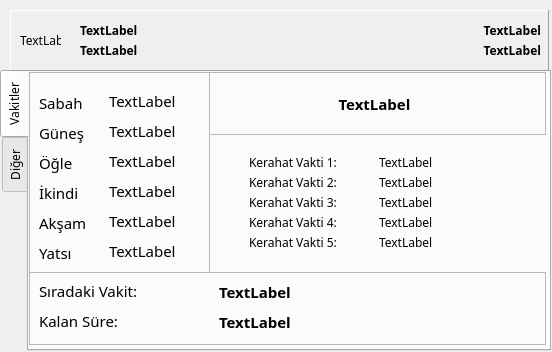
Old version of the form qtezanvakti.ui in the repository fbostanci/ezanvakti-qt-gui.
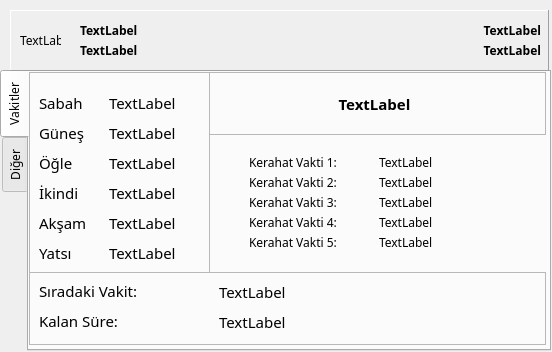
New version of the form.

Commit message: Gün doğumu kalan gösterimi

What changed in the file:
```diff
--- a/qtezanvakti.ui
+++ b/qtezanvakti.ui
@@ -178,7 +178,7 @@
          <x>80</x>
          <y>20</y>
          <width>81</width>
-         <height>18</height>
+         <height>21</height>
         </rect>
        </property>
        <property name="font">
@@ -197,7 +197,7 @@
          <x>80</x>
          <y>170</y>
          <width>81</width>
-         <height>18</height>
+         <height>21</height>
         </rect>
        </property>
        <property name="font">
@@ -216,7 +216,7 @@
          <x>80</x>
          <y>110</y>
          <width>81</width>
-         <height>18</height>
+         <height>21</height>
         </rect>
        </property>
        <property name="font">
@@ -235,7 +235,7 @@
          <x>80</x>
          <y>140</y>
          <width>81</width>
-         <height>18</height>
+         <height>21</height>
         </rect>
        </property>
        <property name="font">
@@ -254,7 +254,7 @@
          <x>80</x>
          <y>80</y>
          <width>81</width>
-         <height>18</height>
+         <height>21</height>
         </rect>
        </property>
        <property name="font">
@@ -273,7 +273,7 @@
          <x>80</x>
          <y>50</y>
          <width>81</width>
-         <height>18</height>
+         <height>21</height>
         </rect>
        </property>
        <property name="font">
@@ -340,7 +340,7 @@
         <x>220</x>
         <y>80</y>
         <width>121</width>
-        <height>20</height>
+        <height>21</height>
        </rect>
       </property>
       <property name="font">
@@ -358,7 +358,7 @@
         <x>220</x>
         <y>120</y>
         <width>121</width>
-        <height>20</height>
+        <height>21</height>
        </rect>
       </property>
       <property name="font">
@@ -376,7 +376,7 @@
         <x>220</x>
         <y>140</y>
         <width>121</width>
-        <height>20</height>
+        <height>21</height>
        </rect>
       </property>
       <property name="font">
@@ -394,7 +394,7 @@
         <x>220</x>
         <y>160</y>
         <width>121</width>
-        <height>20</height>
+        <height>21</height>
        </rect>
       </property>
       <property name="font">
@@ -412,7 +412,7 @@
         <x>220</x>
         <y>100</y>
         <width>121</width>
-        <height>20</height>
+        <height>21</height>
        </rect>
       </property>
       <property name="font">
@@ -430,7 +430,7 @@
         <x>350</x>
         <y>80</y>
         <width>151</width>
-        <height>20</height>
+        <height>21</height>
        </rect>
       </property>
       <property name="font">
@@ -448,7 +448,7 @@
         <x>350</x>
         <y>100</y>
         <width>151</width>
-        <height>20</height>
+        <height>21</height>
        </rect>
       </property>
       <property name="font">
@@ -466,7 +466,7 @@
         <x>350</x>
         <y>160</y>
         <width>151</width>
-        <height>20</height>
+        <height>21</height>
        </rect>
       </property>
       <property name="font">
@@ -484,7 +484,7 @@
         <x>350</x>
         <y>120</y>
         <width>151</width>
-        <height>20</height>
+        <height>21</height>
        </rect>
       </property>
       <property name="font">
@@ -502,7 +502,7 @@
         <x>350</x>
         <y>140</y>
         <width>151</width>
-        <height>20</height>
+        <height>21</height>
        </rect>
       </property>
       <property name="font">
@@ -566,8 +566,8 @@
         <font>
          <family>Sans Serif</family>
          <pointsize>11</pointsize>
-         <weight>75</weight>
-         <bold>true</bold>
+         <weight>50</weight>
+         <bold>false</bold>
         </font>
        </property>
        <property name="text">
@@ -606,8 +606,8 @@
         <font>
          <family>Sans Serif</family>
          <pointsize>11</pointsize>
-         <weight>75</weight>
-         <bold>true</bold>
+         <weight>50</weight>
+         <bold>false</bold>
         </font>
        </property>
        <property name="text">
```
The commit also changes 2 other files.
